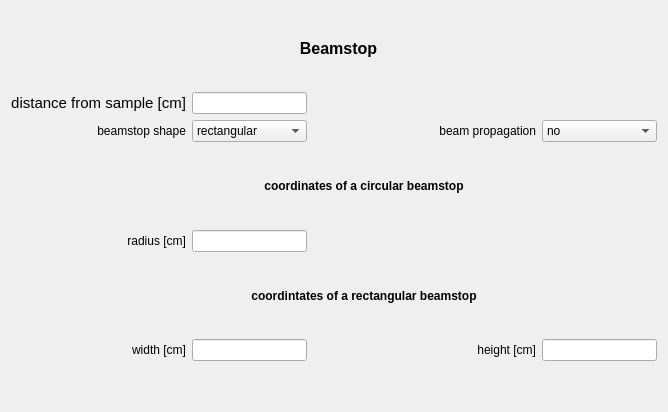
Above: GUI-Qt/beamstop.ui from vitess-neutron/vitess before the change. Below: the same form after it.
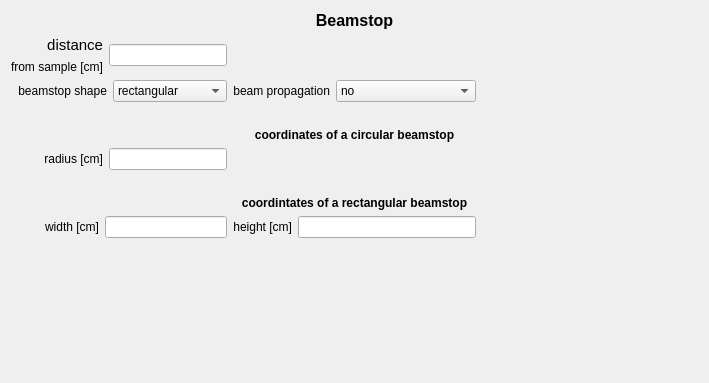
That is the form after the change.

```diff
--- a/GUI-Qt/beamstop.ui
+++ b/GUI-Qt/beamstop.ui
@@ -6,42 +6,58 @@
    <rect>
     <x>0</x>
     <y>0</y>
-    <width>668</width>
-    <height>412</height>
+    <width>709</width>
+    <height>383</height>
    </rect>
   </property>
   <property name="windowTitle">
    <string>Form</string>
   </property>
-  <layout class="QGridLayout" name="gridLayout">
-   <item row="9" column="0">
-    <widget class="QLabel" name="label">
+  <layout class="QGridLayout" name="gridLayout_2">
+   <item row="3" column="0">
+    <spacer name="horizontalSpacer_3">
+     <property name="orientation">
+      <enum>Qt::Horizontal</enum>
+     </property>
+     <property name="sizeHint" stdset="0">
+      <size>
+       <width>40</width>
+       <height>20</height>
+      </size>
+     </property>
+    </spacer>
+   </item>
+   <item row="8" column="1" colspan="2">
+    <layout class="QFormLayout" name="formLayout_6">
+     <item row="0" column="0">
+      <widget class="QLabel" name="label_8">
      <property name="text">
-      <string>width [cm]</string>
+        <string>height [cm]</string>
      </property>
      <property name="alignment">
       <set>Qt::AlignRight|Qt::AlignTrailing|Qt::AlignVCenter</set>
      </property>
     </widget>
    </item>
-   <item row="0" column="1" colspan="4">
-    <widget class="QLabel" name="label_11">
-     <property name="font">
-      <font>
-       <pointsize>12</pointsize>
-       <weight>75</weight>
-       <bold>true</bold>
-      </font>
+     <item row="0" column="1">
+      <widget class="QLineEdit" name="lineHeight"/>
+     </item>
+    </layout>
+   </item>
+   <item row="9" column="1">
+    <spacer name="verticalSpacer">
+     <property name="orientation">
+      <enum>Qt::Vertical</enum>
      </property>
-     <property name="text">
-      <string>Beamstop</string>
+     <property name="sizeHint" stdset="0">
+      <size>
+       <width>20</width>
+       <height>40</height>
+      </size>
      </property>
-     <property name="alignment">
-      <set>Qt::AlignCenter</set>
-     </property>
-    </widget>
+    </spacer>
    </item>
-   <item row="10" column="0">
+   <item row="1" column="2">
     <spacer name="horizontalSpacer">
      <property name="orientation">
       <enum>Qt::Horizontal</enum>
@@ -54,11 +70,20 @@
      </property>
     </spacer>
    </item>
-   <item row="6" column="1">
-    <widget class="QLineEdit" name="lineEdit_2"/>
-   </item>
-   <item row="2" column="1">
-    <widget class="QComboBox" name="comboBox_2">
+   <item row="2" column="0">
+    <layout class="QFormLayout" name="formLayout_2">
+     <item row="0" column="0">
+      <widget class="QLabel" name="label_4">
+       <property name="text">
+        <string>  beamstop shape</string>
+       </property>
+       <property name="alignment">
+        <set>Qt::AlignRight|Qt::AlignTrailing|Qt::AlignVCenter</set>
+       </property>
+      </widget>
+     </item>
+     <item row="0" column="1">
+      <widget class="QComboBox" name="comboShape">
      <item>
       <property name="text">
        <string>rectangular</string>
@@ -66,39 +91,57 @@
      </item>
     </widget>
    </item>
-   <item row="9" column="1">
-    <widget class="QLineEdit" name="lineEdit_4"/>
+    </layout>
    </item>
-   <item row="6" column="0">
+   <item row="7" column="0" colspan="4">
+    <widget class="QLabel" name="label_5">
+     <property name="font">
+      <font>
+       <weight>75</weight>
+       <bold>true</bold>
+      </font>
+     </property>
+     <property name="text">
+      <string>coordintates of a rectangular beamstop</string>
+     </property>
+     <property name="alignment">
+      <set>Qt::AlignCenter</set>
+     </property>
+    </widget>
+   </item>
+   <item row="5" column="0">
+    <layout class="QFormLayout" name="formLayout">
+     <item row="0" column="0">
     <widget class="QLabel" name="label_6">
      <property name="text">
-      <string>radius [cm]</string>
+        <string>          radius [cm]</string>
      </property>
      <property name="alignment">
       <set>Qt::AlignRight|Qt::AlignTrailing|Qt::AlignVCenter</set>
      </property>
     </widget>
    </item>
-   <item row="3" column="1" colspan="5">
-    <widget class="QLabel" name="label_3">
-     <property name="font">
-      <font>
-       <weight>75</weight>
-       <bold>true</bold>
-      </font>
+     <item row="0" column="1">
+      <widget class="QLineEdit" name="lineRadius"/>
+     </item>
+    </layout>
+   </item>
+   <item row="8" column="3">
+    <spacer name="horizontalSpacer_2">
+     <property name="orientation">
+      <enum>Qt::Horizontal</enum>
      </property>
-     <property name="text">
-      <string>coordinates of a circular beamstop</string>
+     <property name="sizeHint" stdset="0">
+      <size>
+       <width>160</width>
+       <height>20</height>
+      </size>
      </property>
-     <property name="alignment">
-      <set>Qt::AlignCenter</set>
-     </property>
-    </widget>
-   </item>
-   <item row="1" column="1">
-    <widget class="QLineEdit" name="lineEdit"/>
+    </spacer>
    </item>
    <item row="1" column="0">
+    <layout class="QGridLayout" name="gridLayout">
+     <item row="0" column="0">
     <widget class="QLabel" name="label_2">
      <property name="font">
       <font>
@@ -106,24 +149,45 @@
       </font>
      </property>
      <property name="text">
-      <string>distance from sample [cm]</string>
+        <string>distance</string>
      </property>
      <property name="alignment">
       <set>Qt::AlignRight|Qt::AlignTrailing|Qt::AlignVCenter</set>
      </property>
     </widget>
    </item>
-   <item row="9" column="4" colspan="2">
-    <widget class="QLabel" name="label_8">
+     <item row="0" column="1" rowspan="2">
+      <widget class="QLineEdit" name="lineDistance"/>
+     </item>
+     <item row="1" column="0">
+      <widget class="QLabel" name="label_9">
      <property name="text">
-      <string>height [cm]</string>
-     </property>
+        <string>from sample [cm]</string>
+       </property>
+      </widget>
+     </item>
+    </layout>
+   </item>
+   <item row="8" column="0">
+    <layout class="QFormLayout" name="formLayout_5">
+     <item row="0" column="0">
+      <widget class="QLabel" name="label">
+       <property name="text">
+        <string>          width [cm]</string>
+       </property>
      <property name="alignment">
       <set>Qt::AlignRight|Qt::AlignTrailing|Qt::AlignVCenter</set>
      </property>
     </widget>
    </item>
-   <item row="2" column="4" colspan="2">
+     <item row="0" column="1">
+      <widget class="QLineEdit" name="lineWidth"/>
+     </item>
+    </layout>
+   </item>
+   <item row="2" column="1" colspan="2">
+    <layout class="QFormLayout" name="formLayout_3">
+     <item row="0" column="0">
     <widget class="QLabel" name="label_7">
      <property name="text">
       <string>beam propagation</string>
@@ -133,71 +197,56 @@
      </property>
     </widget>
    </item>
-   <item row="9" column="6">
-    <widget class="QLineEdit" name="lineEdit_3"/>
-   </item>
-   <item row="8" column="1" colspan="5">
-    <widget class="QLabel" name="label_5">
-     <property name="font">
-      <font>
-       <weight>75</weight>
-       <bold>true</bold>
-      </font>
-     </property>
-     <property name="text">
-      <string>coordintates of a rectangular beamstop</string>
-     </property>
-     <property name="alignment">
-      <set>Qt::AlignCenter</set>
-     </property>
-    </widget>
-   </item>
-   <item row="2" column="0">
-    <widget class="QLabel" name="label_4">
-     <property name="text">
-      <string>beamstop shape</string>
-     </property>
-     <property name="alignment">
-      <set>Qt::AlignRight|Qt::AlignTrailing|Qt::AlignVCenter</set>
-     </property>
-    </widget>
-   </item>
-   <item row="2" column="6">
-    <widget class="QComboBox" name="comboBox_3">
+     <item row="0" column="1">
+      <widget class="QComboBox" name="comboPropag">
      <item>
       <property name="text">
        <string>no</string>
       </property>
      </item>
-    </widget>
-   </item>
-   <item row="11" column="0">
-    <spacer name="horizontalSpacer_2">
-     <property name="orientation">
-      <enum>Qt::Horizontal</enum>
+       <item>
+        <property name="text">
+         <string>yes</string>
+        </property>
+       </item>
+      </widget>
+     </item>
+    </layout>
+   </item>
+   <item row="4" column="0" colspan="4">
+    <widget class="QLabel" name="label_3">
+     <property name="font">
+      <font>
+       <weight>75</weight>
+       <bold>true</bold>
+      </font>
      </property>
-     <property name="sizeHint" stdset="0">
-      <size>
-       <width>40</width>
-       <height>20</height>
-      </size>
+     <property name="text">
+      <string>coordinates of a circular beamstop</string>
      </property>
-    </spacer>
+     <property name="alignment">
+      <set>Qt::AlignCenter</set>
+     </property>
+    </widget>
    </item>
-   <item row="1" column="3">
-    <spacer name="horizontalSpacer_3">
-     <property name="orientation">
-      <enum>Qt::Horizontal</enum>
+   <item row="0" column="0" colspan="4">
+    <widget class="QLabel" name="label_11">
+     <property name="font">
+      <font>
+       <pointsize>12</pointsize>
+       <weight>75</weight>
+       <bold>true</bold>
+      </font>
      </property>
-     <property name="sizeHint" stdset="0">
-      <size>
-       <width>40</width>
-       <height>20</height>
-      </size>
+     <property name="text">
+      <string>Beamstop</string>
      </property>
-    </spacer>
+     <property name="alignment">
+      <set>Qt::AlignCenter</set>
+     </property>
+    </widget>
    </item>
-   <item row="2" column="3">
+   <item row="6" column="0">
     <spacer name="horizontalSpacer_4">
      <property name="orientation">
       <enum>Qt::Horizontal</enum>
```
Lines whose indentation alone changed are shown as unchanged.
